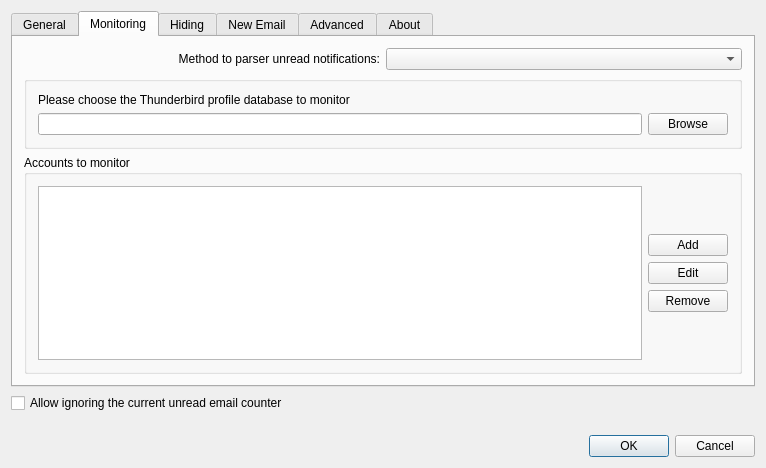
Qt form src/dialogsettings.ui (gyunaev/birdtray) before a commit.
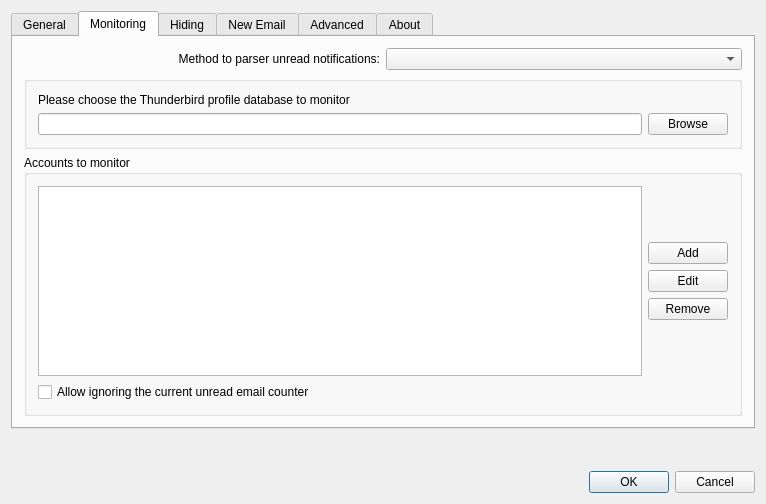
The same form after that commit. Custom widgets are drawn as their Qt base class.

Commit message: Moved the checkbox to Monitoring tab

The edit to the form file:
```diff
--- a/src/dialogsettings.ui
+++ b/src/dialogsettings.ui
@@ -7,7 +7,7 @@
     <x>0</x>
     <y>0</y>
     <width>766</width>
-    <height>468</height>
+    <height>504</height>
    </rect>
   </property>
   <property name="windowTitle">
@@ -347,6 +347,16 @@
             </item>
            </layout>
           </item>
+          <item>
+           <widget class="QCheckBox" name="boxAllowSuppression">
+            <property name="toolTip">
+             <string>&lt;html&gt;&lt;head/&gt;&lt;body&gt;&lt;p&gt;If enabled, this option adds the &amp;quot;Ignore currently unread emails&amp;quot; action to the context menu. This action allows you to ignore the emails which are currently unread. Birdtray would then pretend there are no unread emails left, and would only show new emails over the ignored count. &lt;/p&gt;&lt;p&gt;&lt;br/&gt;&lt;/p&gt;&lt;p&gt;For example, if there were 10 unread emails, and you clicked on &amp;quot;Ignore&amp;quot; action, Birdtray will show no unread email indicator as long as unread email count remains at 10. Once new email is received and you have 11 total unread emails, Birdtray will show the new email count as 1.&lt;/p&gt;&lt;p&gt;&lt;br/&gt;&lt;/p&gt;&lt;p&gt;If the unread email count goes below the &amp;quot;ignored&amp;quot; amount, the ignore resets to zero.&lt;/p&gt;&lt;/body&gt;&lt;/html&gt;</string>
+            </property>
+            <property name="text">
+             <string>Allow ignoring the current unread email counter</string>
+            </property>
+           </widget>
+          </item>
          </layout>
         </widget>
        </item>
@@ -717,16 +727,6 @@
      </widget>
     </widget>
    </item>
-   <item>
-    <widget class="QCheckBox" name="boxAllowSuppression">
-     <property name="toolTip">
-      <string>&lt;html&gt;&lt;head/&gt;&lt;body&gt;&lt;p&gt;If enabled, this option adds the &amp;quot;Ignore currently unread emails&amp;quot; action to the context menu. This action allows you to ignore the emails which are currently unread. Birdtray would then pretend there are no unread emails left, and would only show new emails over the ignored count. &lt;/p&gt;&lt;p&gt;&lt;br/&gt;&lt;/p&gt;&lt;p&gt;For example, if there were 10 unread emails, and you clicked on &amp;quot;Ignore&amp;quot; action, Birdtray will show no unread email indicator as long as unread email count remains at 10. Once new email is received and you have 11 total unread emails, Birdtray will show the new email count as 1.&lt;/p&gt;&lt;p&gt;&lt;br/&gt;&lt;/p&gt;&lt;p&gt;If the unread email count goes below the &amp;quot;ignored&amp;quot; amount, the ignore resets to zero.&lt;/p&gt;&lt;/body&gt;&lt;/html&gt;</string>
-     </property>
-     <property name="text">
-      <string>Allow ignoring the current unread email counter</string>
-     </property>
-    </widget>
-   </item>
    <item>
     <spacer name="verticalSpacer">
      <property name="orientation">
```
